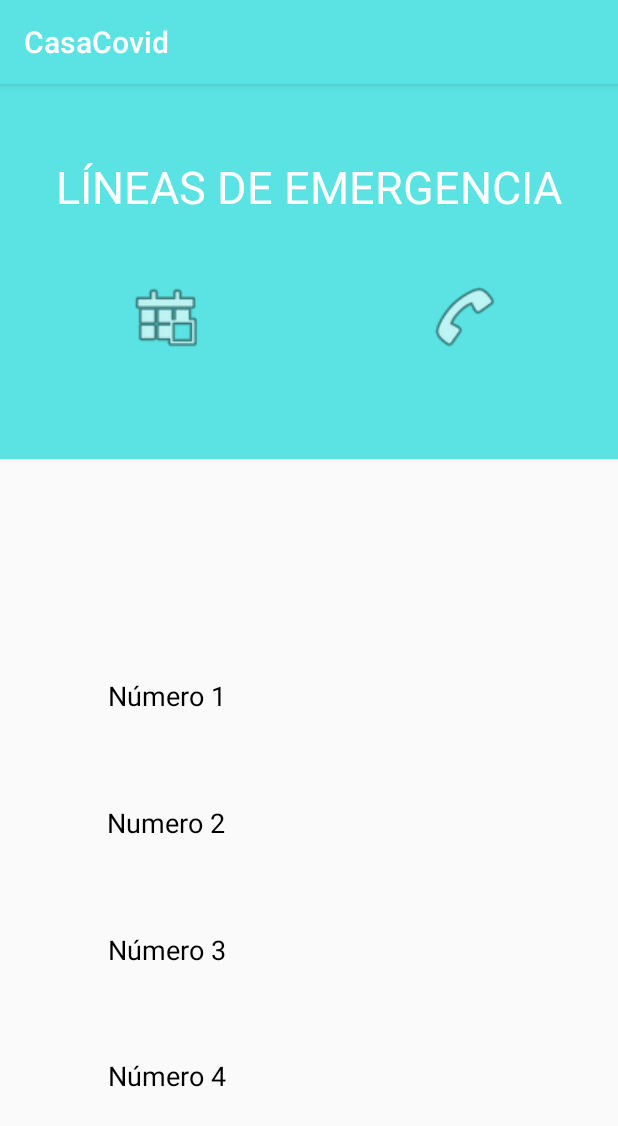
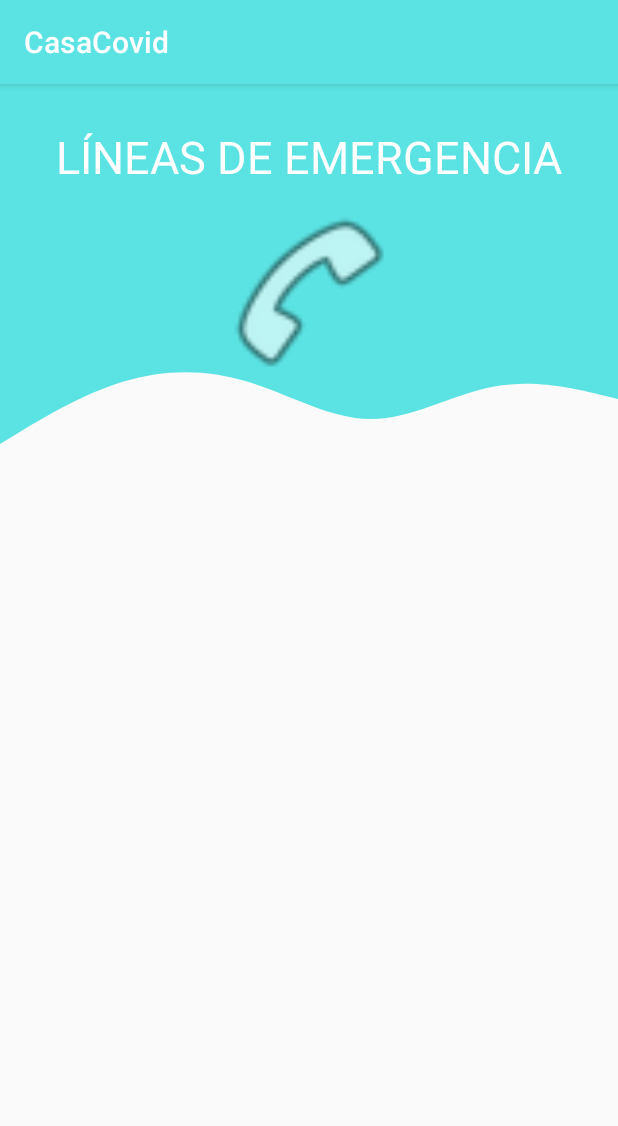
Before and after one commit to J-a-a-c/CasaCovid, an Android app: the lineas_emergencia screen opened directly, with no data from a screen before it, on a phone screen of 412 x 824 dp. Shown: the top 1126 px of the screen. Run offline under Robolectric (Android 15) with nearby library versions, the phone set to English and light mode, and no system bars.

Commit message:
boton3 :V

```diff
--- a/app/src/main/res/layout/activity_lineas_emergencia.xml
+++ b/app/src/main/res/layout/activity_lineas_emergencia.xml
@@ -6,15 +6,24 @@
     android:layout_height="match_parent"
     tools:context=".lineas_emergencia">
 
+
     <View
-        android:id="@+id/view3"
-        android:layout_width="wrap_content"
-        android:layout_height="250dp"
+        android:id="@+id/topView"
+        android:layout_width="0dp"
+        android:layout_height="150dp"
         android:background="@color/colorPrimary"
         app:layout_constraintEnd_toEndOf="parent"
-        app:layout_constraintHorizontal_bias="0.0"
         app:layout_constraintStart_toStartOf="parent"
         app:layout_constraintTop_toTopOf="parent" />
+
+    <View
+        android:id="@+id/view5"
+        android:layout_width="0dp"
+        android:layout_height="100dp"
+        android:background="@drawable/wave"
+        app:layout_constraintEnd_toEndOf="parent"
+        app:layout_constraintStart_toStartOf="parent"
+        app:layout_constraintTop_toBottomOf="@+id/topView" />
 
     <TextView
         android:id="@+id/txt1"
@@ -24,102 +33,21 @@
         android:text="@string/titulo"
         android:textColor="#FFFFFF"
         android:textSize="30sp"
-        app:layout_constraintBottom_toBottomOf="@+id/view3"
         app:layout_constraintEnd_toEndOf="parent"
         app:layout_constraintStart_toStartOf="parent"
-        app:layout_constraintTop_toTopOf="parent"
-        app:layout_constraintVertical_bias="0.109" />
+        app:layout_constraintTop_toTopOf="parent" />
 
     <ImageView
         android:id="@+id/imageView4"
-        android:layout_width="50dp"
-        android:layout_height="50dp"
+        android:layout_width="125dp"
+        android:layout_height="124dp"
+        android:layout_marginTop="8dp"
         android:contentDescription="@null"
-        app:layout_constraintBottom_toBottomOf="@+id/imageView5"
         app:layout_constraintEnd_toEndOf="parent"
-        app:layout_constraintHorizontal_bias="0.786"
         app:layout_constraintStart_toStartOf="parent"
-        app:layout_constraintTop_toTopOf="@+id/imageView5"
-        app:layout_constraintVertical_bias="0.0"
+        app:layout_constraintTop_toBottomOf="@+id/txt1"
         app:srcCompat="@android:drawable/ic_menu_call"
         tools:ignore="NotSibling" />
 
-    <ImageView
-        android:id="@+id/imageView5"
-        android:layout_width="50dp"
-        android:layout_height="50dp"
-        android:contentDescription="@null"
-        app:layout_constraintBottom_toTopOf="@+id/txt2"
-        app:layout_constraintEnd_toEndOf="parent"
-        app:layout_constraintHorizontal_bias="0.235"
-        app:layout_constraintStart_toStartOf="parent"
-        app:layout_constraintTop_toBottomOf="@+id/txt1"
-        app:layout_constraintVertical_bias="0.162"
-        app:srcCompat="@android:drawable/ic_menu_today" />
-
-    <TextView
-        android:id="@+id/txt2"
-        android:layout_width="wrap_content"
-        android:layout_height="wrap_content"
-        android:layout_marginStart="71dp"
-        android:layout_marginTop="125dp"
-        android:layout_marginEnd="261dp"
-        android:layout_marginBottom="40dp"
-        android:text="@string/num1"
-        android:textColor="@android:color/background_dark"
-        android:textSize="18sp"
-        app:layout_constraintBottom_toTopOf="@+id/txt3"
-        app:layout_constraintEnd_toEndOf="parent"
-        app:layout_constraintStart_toStartOf="parent"
-        app:layout_constraintTop_toBottomOf="@+id/view3" />
-
-    <TextView
-        android:id="@+id/txt3"
-        android:layout_width="wrap_content"
-        android:layout_height="wrap_content"
-        android:layout_marginStart="71dp"
-        android:layout_marginEnd="261dp"
-        android:layout_marginBottom="40dp"
-        android:text="@string/num2"
-        android:textColor="@android:color/background_dark"
-        android:textSize="18sp"
-        app:layout_constraintBottom_toTopOf="@+id/txt4"
-        app:layout_constraintEnd_toEndOf="parent"
-        app:layout_constraintHorizontal_bias="0.0"
-        app:layout_constraintStart_toStartOf="parent"
-        app:layout_constraintTop_toBottomOf="@+id/txt2" />
-
-    <TextView
-        android:id="@+id/txt4"
-        android:layout_width="wrap_content"
-        android:layout_height="wrap_content"
-        android:layout_marginStart="71dp"
-        android:layout_marginEnd="261dp"
-        android:layout_marginBottom="40dp"
-        android:text="@string/num3"
-        android:textColor="@android:color/background_dark"
-        android:textSize="18sp"
-        app:layout_constraintBottom_toTopOf="@+id/txt5"
-        app:layout_constraintEnd_toEndOf="parent"
-        app:layout_constraintHorizontal_bias="1.0"
-        app:layout_constraintStart_toStartOf="parent"
-        app:layout_constraintTop_toBottomOf="@+id/txt3" />
-
-    <TextView
-        android:id="@+id/txt5"
-        android:layout_width="wrap_content"
-        android:layout_height="wrap_content"
-        android:layout_marginStart="71dp"
-        android:layout_marginTop="50dp"
-        android:layout_marginEnd="261dp"
-        android:text="@string/num4"
-        android:textColor="@android:color/background_dark"
-        android:textSize="18sp"
-        app:layout_constraintBottom_toBottomOf="parent"
-        app:layout_constraintEnd_toEndOf="parent"
-        app:layout_constraintStart_toStartOf="parent"
-        app:layout_constraintTop_toBottomOf="@+id/txt3" />
-
-
 
 </androidx.constraintlayout.widget.ConstraintLayout>
```
